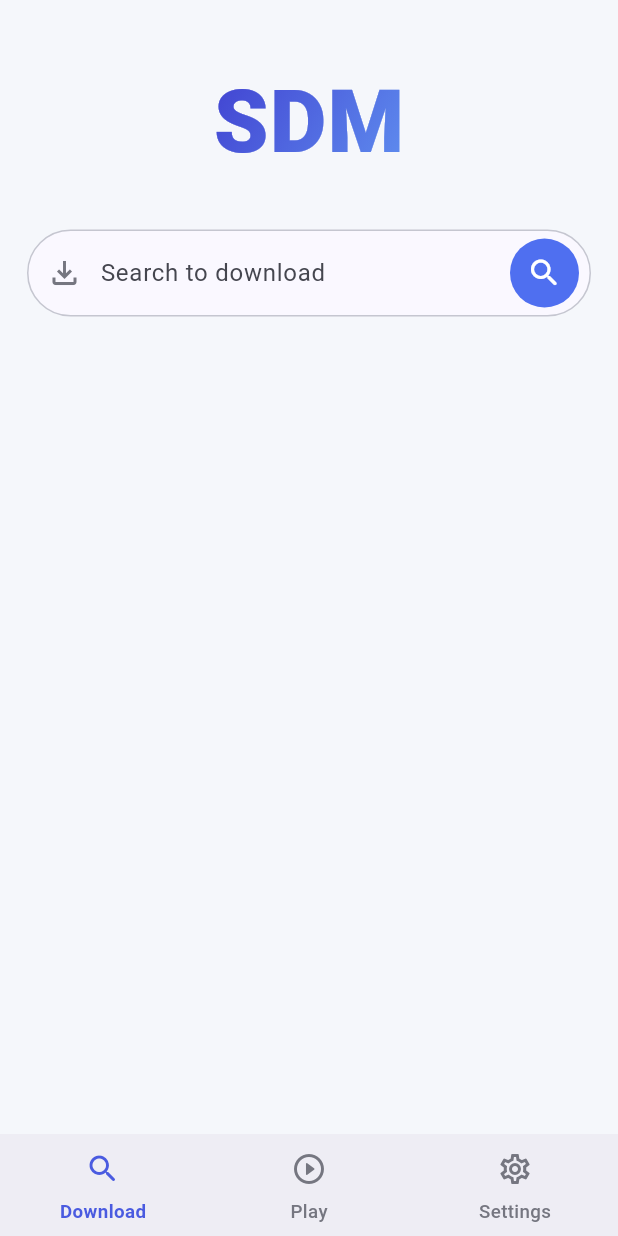
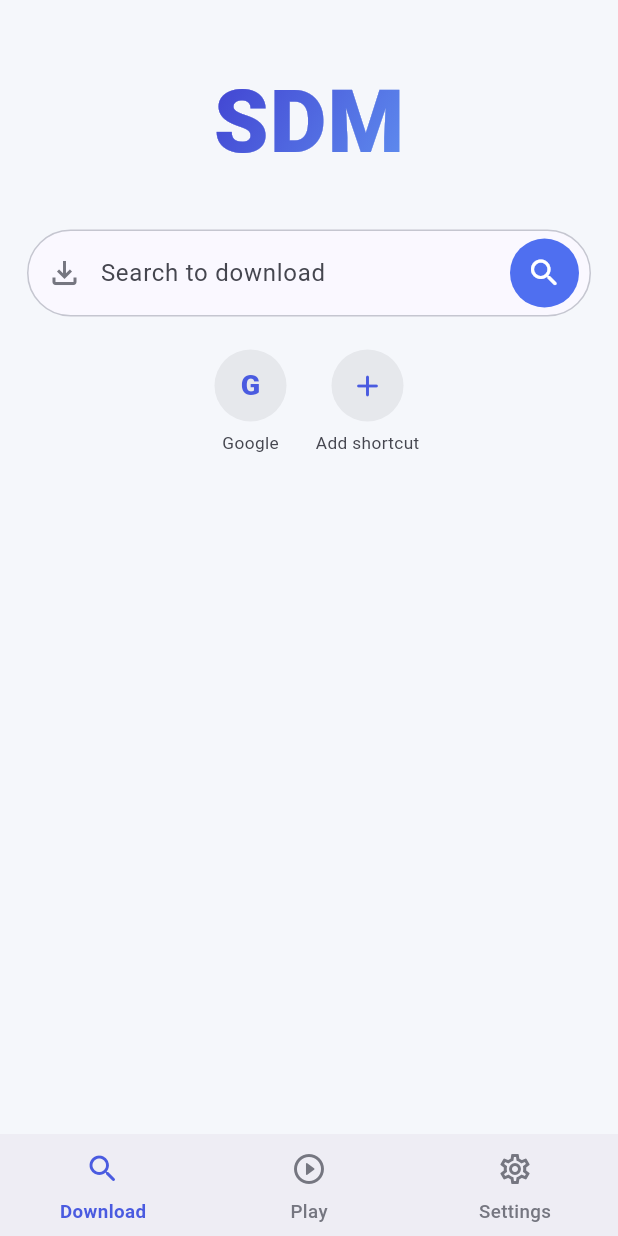
Before and after one commit to sabbirhossain392830-alt/SDM-App, a Flutter app: the screen it shows after launch, on a phone screen of 412 x 824 dp. Run offline on Flutter 3.47's test engine with Material 3 defaults, Android fonts, the phone set to English and light mode, and no system bars; our stand-ins replace dio, open_filex, package_info_plus, permission_handler, share_plus, shared_preferences and 1 more; missing offline and left inert: flutter_inappwebview; network calls fail.

Commit message:
feat: shortcuts under the search box (add / remove), settings pages open inside the tab so the bottom bar stays
Co-Authored-By: Claude Sonnet 5.5 <noreply@anthropic.com>
Claude-Session: https://claude.ai/code/session_01J61HzvoPJkjtj4jChL1hdr

```diff
--- a/lib/l10n.dart
+++ b/lib/l10n.dart
@@ -190,6 +190,9 @@ const Map<String, String> _bn = {
   'Battery is low': 'ব্যাটারি কম',
   'A big download may stop if the phone switches off.': 'ফোন বন্ধ হয়ে গেলে বড় ডাউনলোড থেমে যেতে পারে।',
   'Dark pages': 'ডার্ক পেজ',
+  'Add shortcut': 'শর্টকাট যোগ',
+  'Website address': 'ওয়েবসাইটের ঠিকানা',
+  'Remove this shortcut?': 'এই শর্টকাট সরাবেন?',
   'Play': 'প্লে',
   'Videos': 'ভিডিও',
   'Search to download': 'ডাউনলোডের জন্য খুঁজুন বা লিংক দিন',
--- a/lib/screens/home_screen.dart
+++ b/lib/screens/home_screen.dart
@@ -665,8 +665,122 @@ class _HomeScreenState extends State<HomeScreen> {
             ),
           ]),
         ),
+        const SizedBox(height: 22),
+        _shortcuts(),
       ]),
     );
+  }
+
+  /// Sites under the search box. Tap opens the site in the browser, long press
+  /// removes it, and the + button adds a new one.
+  Widget _shortcuts() {
+    final cs = Theme.of(context).colorScheme;
+    final dark = cs.brightness == Brightness.dark;
+    final accent = dark ? _gold : _blueDeep;
+    final b = BrowserController.instance;
+    Widget tile(Widget child, String label,
+            {VoidCallback? onTap, VoidCallback? onLong}) =>
+        InkWell(
+          borderRadius: BorderRadius.circular(14),
+          onTap: onTap,
+          onLongPress: onLong,
+          child: SizedBox(
+            width: 74,
+            child: Column(mainAxisSize: MainAxisSize.min, children: [
+              Container(
+                width: 48,
+                height: 48,
+                alignment: Alignment.center,
+                decoration: BoxDecoration(
+                  color: cs.onSurface.withValues(alpha: 0.07),
+                  shape: BoxShape.circle,
+                ),
+                child: child,
+              ),
+              const SizedBox(height: 6),
+              Text(label,
+                  maxLines: 1,
+                  overflow: TextOverflow.ellipsis,
+                  style: TextStyle(fontSize: 11.5, color: cs.onSurfaceVariant)),
+            ]),
+          ),
+        );
+    return ListenableBuilder(
+      listenable: b,
+      builder: (context, _) => Wrap(
+        alignment: WrapAlignment.center,
+        spacing: 4,
+        runSpacing: 10,
+        children: [
+          for (final sc in b.shortcuts.take(11))
+            tile(
+              Text(sc.name.isEmpty ? '?' : sc.name[0].toUpperCase(),
+                  style: TextStyle(
+                      fontWeight: FontWeight.w800, fontSize: 19, color: accent)),
+              sc.name,
+              onTap: () => _openInBrowser(sc.url),
+              onLong: () => _removeShortcut(sc),
+            ),
+          tile(Icon(Icons.add_rounded, color: accent), tr('Add shortcut'),
+              onTap: _addShortcut),
+        ],
+      ),
+    );
+  }
+
+  Future<void> _addShortcut() async {
+    final name = TextEditingController();
+    final url = TextEditingController();
+    final ok = await showDialog<bool>(
+      context: context,
+      builder: (ctx) => AlertDialog(
+        title: const T('Add shortcut'),
+        content: Column(mainAxisSize: MainAxisSize.min, children: [
+          TextField(
+            controller: name,
+            decoration: InputDecoration(hintText: tr('Name')),
+          ),
+          const SizedBox(height: 10),
+          TextField(
+            controller: url,
+            keyboardType: TextInputType.url,
+            decoration: InputDecoration(hintText: tr('Website address')),
+            onSubmitted: (_) => Navigator.pop(ctx, true),
+          ),
+        ]),
+        actions: [
+          TextButton(
+              onPressed: () => Navigator.pop(ctx, false),
+              child: const T('Cancel')),
+          FilledButton(
+              onPressed: () => Navigator.pop(ctx, true),
+              child: const T('Add')),
+        ],
+      ),
+    );
+    final u = url.text.trim();
+    if (ok == true && u.isNotEmpty) {
+      await BrowserController.instance.addShortcut(name.text, u);
+    }
+  }
+
+  Future<void> _removeShortcut(Shortcut sc) async {
+    final ok = await showDialog<bool>(
+      context: context,
+      builder: (ctx) => AlertDialog(
+        title: Text(sc.name),
+        content: const T('Remove this shortcut?'),
+        actions: [
+          TextButton(
+              onPressed: () => Navigator.pop(ctx, false),
+              child: const T('Cancel')),
+          FilledButton(
+              onPressed: () => Navigator.pop(ctx, true),
+              child: const T('Remove')),
+        ],
+      ),
+    );
+    if (ok == true) await BrowserController.instance.removeShortcut(sc);
   }
 
   Widget _tabBody() {
--- a/lib/screens/main_shell.dart
+++ b/lib/screens/main_shell.dart
@@ -16,6 +16,7 @@ class MainShell extends StatefulWidget {
 
 class _MainShellState extends State<MainShell> {
   int _i = 0;
+  final GlobalKey<NavigatorState> _settingsNav = GlobalKey<NavigatorState>();
 
   @override
   Widget build(BuildContext context) {
@@ -30,7 +31,14 @@ class _MainShellState extends State<MainShell> {
     return PopScope(
       canPop: _i == 0,
       onPopInvokedWithResult: (didPop, _) {
-        if (!didPop) setState(() => _i = 0);
+        if (didPop) return;
+        // inside a settings page: go back one page first
+        final n = _settingsNav.currentState;
+        if (_i == 2 && n != null && n.canPop()) {
+          n.pop();
+        } else {
+          setState(() => _i = 0);
+        }
       },
       child: Scaffold(
         body: IndexedStack(
@@ -38,7 +46,13 @@ class _MainShellState extends State<MainShell> {
           children: [
             const HomeScreen(tab: true),
             const HomeScreen(library: true),
-            const AppSettingsScreen(),
+            // its own navigator: settings pages open inside the tab, so the
+            // bottom bar stays
+            Navigator(
+              key: _settingsNav,
+              onGenerateRoute: (_) => MaterialPageRoute<void>(
+                  builder: (_) => const AppSettingsScreen()),
+            ),
           ],
         ),
         bottomNavigationBar: NavigationBarTheme(
```
